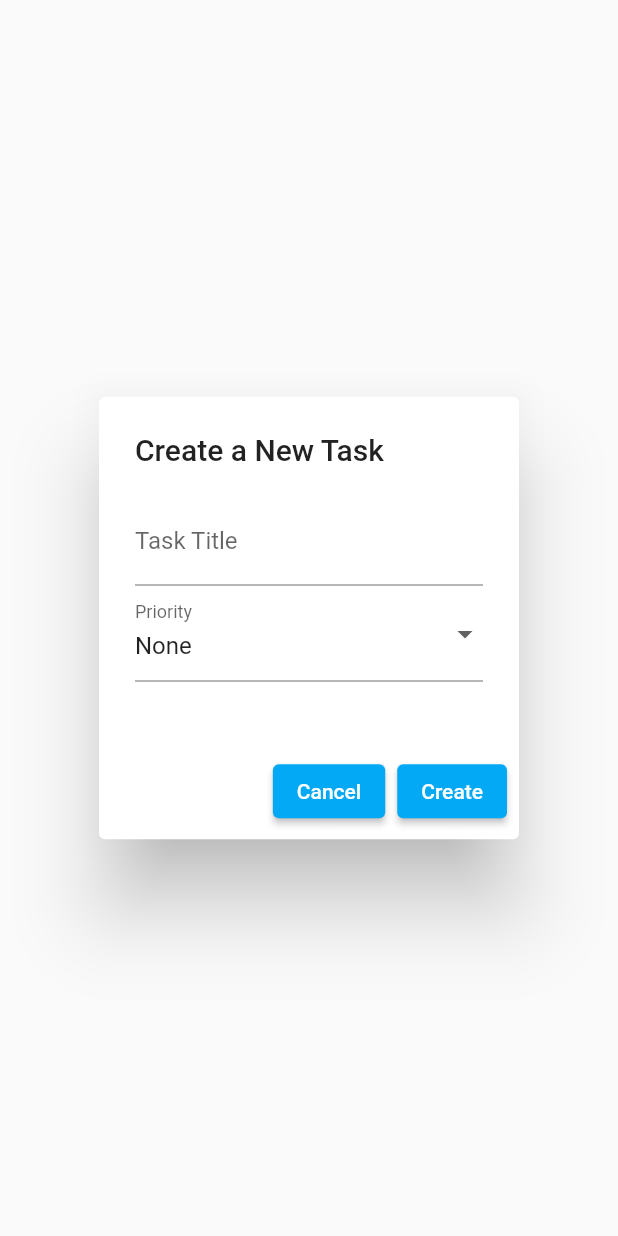
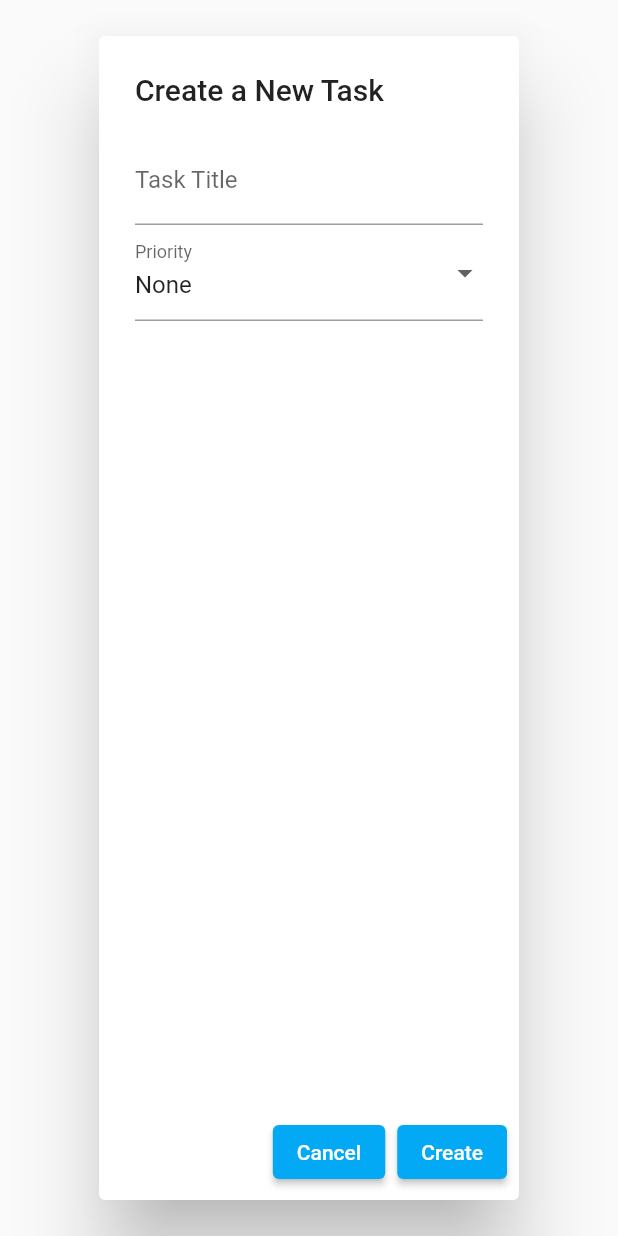
Before and after one commit to gulamanas/TaskManagementApp, a Flutter app: the CreateTaskDialog widget shown alone on an empty page, opened directly, on a phone screen of 412 x 824 dp. Run offline on Flutter 3.47's test engine with Material 2 defaults, Android fonts, the phone set to English and light mode, and no system bars; our stand-ins replace shared_preferences; accounts and stored records are empty; network calls fail.

Commit message:
on creating new task getting error fixed

```diff
--- a/lib/data/tasks.dart
+++ b/lib/data/tasks.dart
@@ -4,8 +4,8 @@ class Tasks {
   bool completed;
   int priority;
   int categoryId;
-  DateTime createdAt;
-  DateTime dueDate;
+  String createdAt;
+  String dueDate;
 
   Tasks({
     required this.id,
@@ -24,8 +24,8 @@ class Tasks {
       completed: map['completed'] as bool,
       priority: map['priority'] as int,
       categoryId: map['categoryId'] ?? 0,
-      createdAt: map['createdAt'] ?? DateTime.now(),
-      dueDate: map['dueDate'] ?? DateTime.now(),
+      createdAt: map['createdAt'] ?? DateTime.now().toIso8601String(),
+      dueDate: map['dueDate'] ?? DateTime.now().toIso8601String(),
     );
   }
 
--- a/lib/pages/all_tasks_tab.dart
+++ b/lib/pages/all_tasks_tab.dart
@@ -17,18 +17,17 @@ class AllTasksTab extends StatelessWidget {
           itemCount: tasks.length,
           itemBuilder: ((context, index) {
             final task = tasks[index];
+            print(task.createdAt);
             return TodoTile(
               taskId: task.id,
               isCompleted: task.completed,
               title: task.title,
               priority: task.priority,
               onEditPressed: () {
-                // updateTaskTitle(context, task);
                 showUpdateTaskTitleDialog(context, task.id, task.title);
               },
               onDeletePressed: () {
                 showDeleteConfirmationDialog(context, task.id);
-                // deleteTask(context, task);
               },
             );
           }),
--- a/lib/providers/tasks_provider.dart
+++ b/lib/providers/tasks_provider.dart
@@ -23,8 +23,8 @@ class TasksProvider with ChangeNotifier {
       completed: false,
       priority: priority,
       categoryId: 1,
-      createdAt: DateTime.now(),
-      dueDate: DateTime.now(),
+      createdAt: DateTime.now().toIso8601String(),
+      dueDate: DateTime.now().toIso8601String(),
     );
     _priorityTag = priority;
     _tasks.add(newTasks);
--- a/lib/utils/create_task_dialog.dart
+++ b/lib/utils/create_task_dialog.dart
@@ -3,9 +3,14 @@ import 'package:provider/provider.dart';
 import 'package:task_management_app/providers/tasks_provider.dart';
 import 'package:task_management_app/utils/text_widgets.dart';
 
-class CreateTaskDialog extends StatelessWidget {
+class CreateTaskDialog extends StatefulWidget {
   const CreateTaskDialog({super.key});
 
+  @override
+  State<CreateTaskDialog> createState() => _CreateTaskDialogState();
+}
+
+class _CreateTaskDialogState extends State<CreateTaskDialog> {
   @override
   Widget build(BuildContext context) {
     TextEditingController taskTitleController = TextEditingController();
@@ -14,7 +19,7 @@ class CreateTaskDialog extends StatelessWidget {
     return AlertDialog(
       title: const Text("Create a New Task"),
       content: SizedBox(
-        height: 140,
+        // height: 140,
         child: Column(
           children: [
             TextField(
--- a/pubspec.yaml
+++ b/pubspec.yaml
@@ -38,6 +38,7 @@ dependencies:
   hive: ^2.2.3
   hive_flutter: ^1.1.0
   provider: ^6.0.5
+  intl: ^0.18.1
 
 dev_dependencies:
   flutter_test:
```
Also changed, not shown: pubspec.lock.
